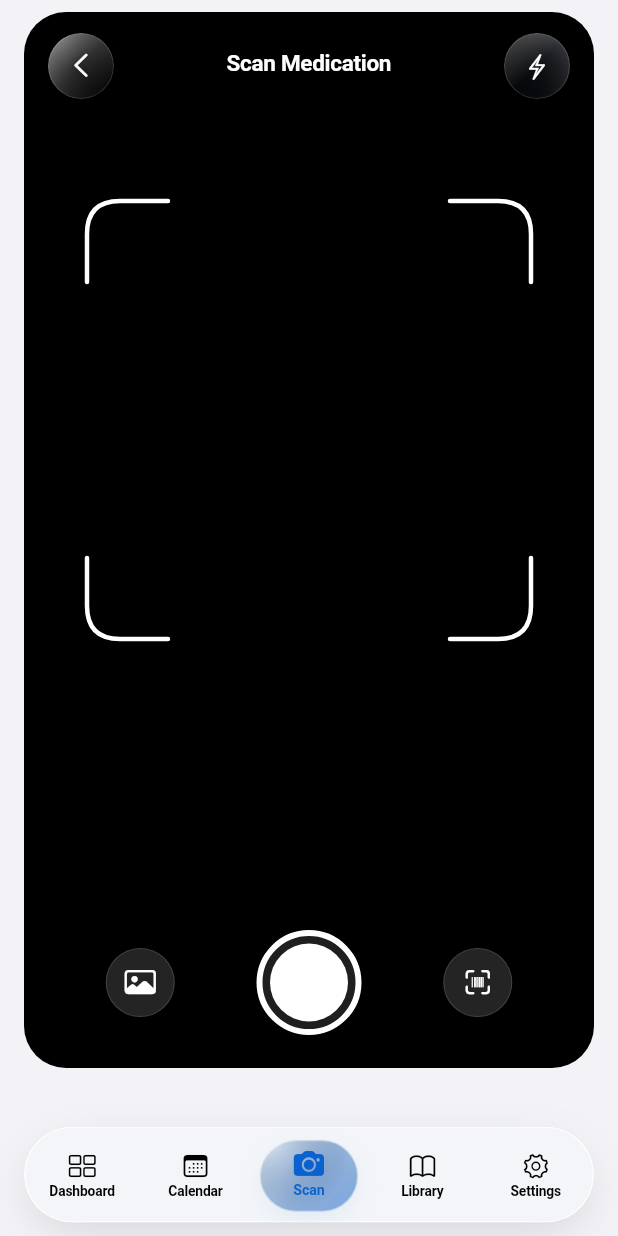
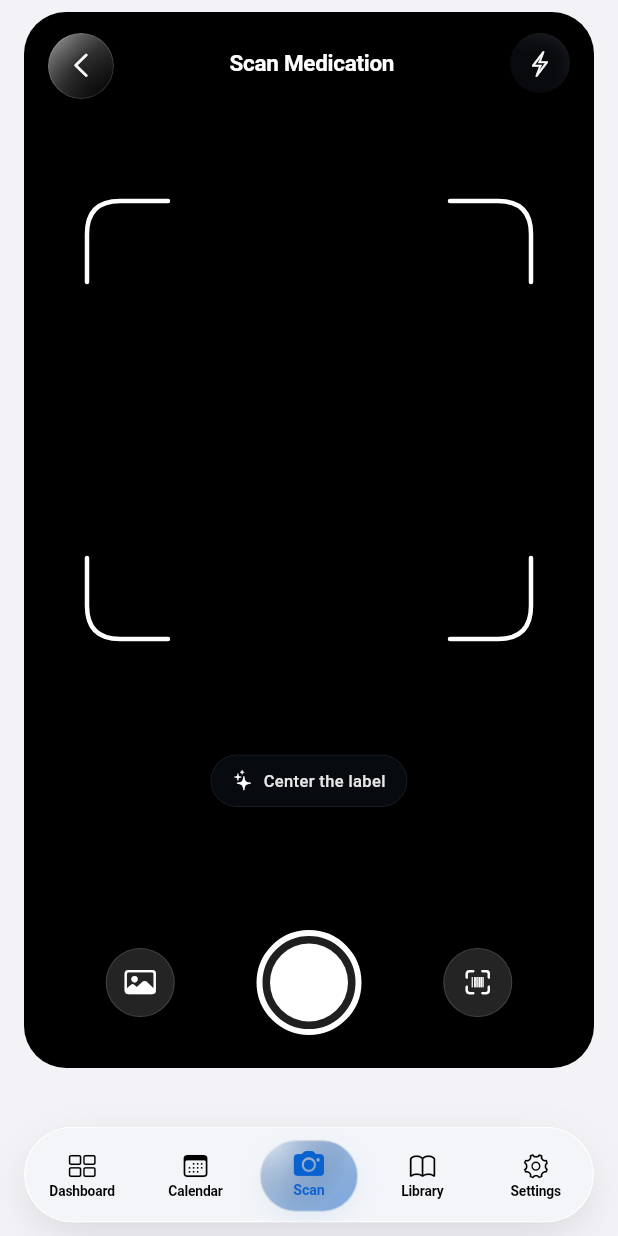
Before and after one commit to jwu-88/Mediary, a Flutter app: the screen it shows once a user with an empty profile is signed in, item 3 of the bottom bar chosen, on a phone screen of 412 x 824 dp. Run offline on Flutter 3.47's test engine with Material 3 defaults, Android fonts, the phone set to English and light mode, and no system bars; our stand-ins replace cloud_firestore, firebase_auth, firebase_core, google_sign_in, permission_handler, web; missing offline and left inert: dart:js_interop, dart:ui_web; accounts and stored records are empty.

Commit message:
chore: merge local web-perf tweaks with upstream scanner rewrite
Resolve scanner_screens.dart conflicts in favor of the WebAwareBlur-based
surfaces (avoids BackdropFilter on web) while keeping upstream's structural
changes.

```diff
--- a/lib/add_medication_screen.dart
+++ b/lib/add_medication_screen.dart
@@ -1,4 +1,3 @@
-import 'dart:ui';
 
 import 'package:flutter/cupertino.dart';
 import 'package:flutter/material.dart';
@@ -393,8 +392,8 @@
           ),
           child: ClipRRect(
             borderRadius: BorderRadius.circular(25),
-            child: BackdropFilter(
-              filter: ImageFilter.blur(sigmaX: 22, sigmaY: 22),
+            child: WebAwareBlur(
+              sigma: 22,
               child: AnimatedContainer(
                 duration: reduceMotion
                     ? Duration.zero
--- a/lib/app_interactions.dart
+++ b/lib/app_interactions.dart
@@ -1,8 +1,30 @@
 import 'dart:async';
+import 'dart:ui';
 
 import 'package:flutter/foundation.dart';
 import 'package:flutter/material.dart';
 import 'package:flutter/services.dart';
+
+/// A backdrop blur that is skipped on web.
+///
+/// `BackdropFilter` forces a `saveLayer` + backdrop read every frame. On the
+/// CanvasKit/Skwasm web renderer this is a major source of jank, so web falls
+/// back to the surrounding gradient/tint alone (matching the native design).
+class WebAwareBlur extends StatelessWidget {
+  const WebAwareBlur({super.key, required this.sigma, required this.child});
+
+  final double sigma;
+  final Widget child;
+
+  @override
+  Widget build(BuildContext context) {
+    if (kIsWeb) return child;
+    return BackdropFilter(
+      filter: ImageFilter.blur(sigmaX: sigma, sigmaY: sigma),
+      child: child,
+    );
+  }
+}
 
 /// The kind of native tactile response produced by an [AppPressable].
 enum AppHapticKind { none, selection, primaryAction }
--- a/lib/app_theme.dart
+++ b/lib/app_theme.dart
@@ -75,7 +75,7 @@
 
 abstract final class AppTheme {
   /// Keeps palette and brightness changes calm enough to read as one motion.
-  static const transitionDuration = Duration(milliseconds: 420);
+  static const transitionDuration = Duration(milliseconds: 200);
   static const transitionCurve = Curves.easeInOutCubic;
 
   static final ThemeData light = lightFor(AppAccentColor.blue);
--- a/lib/library_screens.dart
+++ b/lib/library_screens.dart
@@ -1,4 +1,3 @@
-import 'dart:ui';
 
 import 'package:flutter/cupertino.dart';
 import 'package:flutter/material.dart';
@@ -1366,8 +1365,8 @@
   Widget build(BuildContext context) {
     final colors = Theme.of(context).colorScheme;
     return ClipRect(
-      child: BackdropFilter(
-        filter: ImageFilter.blur(sigmaX: 20, sigmaY: 20),
+      child: WebAwareBlur(
+        sigma: 20,
         child: Container(
           padding: EdgeInsets.fromLTRB(16, 10, 16, bottomPadding + 10),
           decoration: BoxDecoration(
--- a/lib/liquid_glass_back_button.dart
+++ b/lib/liquid_glass_back_button.dart
@@ -1,4 +1,3 @@
-import 'dart:ui';
 
 import 'package:flutter/cupertino.dart';
 import 'package:flutter/material.dart';
@@ -74,8 +73,8 @@
                 ],
               ),
               child: ClipOval(
-                child: BackdropFilter(
-                  filter: ImageFilter.blur(sigmaX: 20, sigmaY: 20),
+                child: WebAwareBlur(
+                  sigma: 20,
                   child: DecoratedBox(
                     decoration: BoxDecoration(
                       shape: BoxShape.circle,
--- a/lib/main.dart
+++ b/lib/main.dart
@@ -186,6 +186,21 @@
   ThemeMode _appearanceMode = ThemeMode.system;
   AppAccentColor _accentColor = AppAccentColor.blue;
 
+  // Themes are expensive to build (ColorScheme.fromSeed + ~40 sub-themes).
+  // Cache them so a setState for appearance/accent does not rebuild both
+  // ThemeData trees on every frame of the theme transition.
+  late ThemeData _lightTheme = AppTheme.lightFor(_accentColor);
+  late ThemeData _darkTheme = AppTheme.darkFor(_accentColor);
+
+  void _setAccentColor(AppAccentColor accent) {
+    if (accent == _accentColor) return;
+    setState(() {
+      _accentColor = accent;
+      _lightTheme = AppTheme.lightFor(accent);
+      _darkTheme = AppTheme.darkFor(accent);
+    });
+  }
+
   bool get _reduceMotion => WidgetsBinding
       .instance
       .platformDispatcher
@@ -214,8 +229,8 @@
     return MaterialApp(
       title: 'Mediary',
       debugShowCheckedModeBanner: false,
-      theme: AppTheme.lightFor(_accentColor),
-      darkTheme: AppTheme.darkFor(_accentColor),
+      theme: _lightTheme,
+      darkTheme: _darkTheme,
       themeMode: _appearanceMode,
       themeAnimationDuration: _reduceMotion
           ? Duration.zero
@@ -230,9 +245,7 @@
           setState(() => _appearanceMode = mode);
         },
         accentColor: _accentColor,
-        onAccentColorChanged: (accent) {
-          setState(() => _accentColor = accent);
-        },
+        onAccentColorChanged: _setAccentColor,
       ),
     );
   }
@@ -1130,6 +1143,7 @@
 
 class _AuthenticatedHomeState extends State<AuthenticatedHome> {
   int _selectedIndex = 0;
+  final Set<int> _visitedDestinations = {0};
   bool _showScanResult = false;
   CameraAccessState _cameraAccess = CameraAccessState.notRequested;
   String? _appliedPreferenceSignature;
@@ -1182,6 +1196,7 @@
   void _selectDestination(int index) {
     setState(() {
       _selectedIndex = index;
+      _visitedDestinations.add(index);
       if (index == 2) _showScanResult = false;
     });
     if (index == 2 && _cameraAccess == CameraAccessState.notRequested) {
@@ -1626,14 +1641,25 @@
 
   @override
   Widget build(BuildContext context) {
+    // Only build a destination once it has been visited. IndexedStack keeps
+    // every child mounted and rebuilds all of them on each frame (e.g. during
+    // the theme transition), so deferring unseen screens cuts that cost.
+    Widget lazy(int index, Widget Function(BuildContext) build) =>
+        _visitedDestinations.contains(index)
+        ? build(context)
+        : const SizedBox.shrink();
+
     final pages = IndexedStack(
       index: _selectedIndex,
       children: [
-        _buildDashboard(context),
-        _buildCalendar(context),
-        TickerMode(enabled: _selectedIndex == 2, child: _buildScanner(context)),
-        _buildLibrary(context),
-        _buildSettings(context),
+        lazy(0, _buildDashboard),
+        lazy(1, _buildCalendar),
+        TickerMode(
+          enabled: _selectedIndex == 2,
+          child: lazy(2, _buildScanner),
+        ),
+        lazy(3, _buildLibrary),
+        lazy(4, _buildSettings),
       ],
     );
 
--- a/lib/scanner_screens.dart
+++ b/lib/scanner_screens.dart
@@ -1,5 +1,4 @@
 import 'dart:async';
-import 'dart:ui';
 
 import 'package:flutter/cupertino.dart';
 import 'package:flutter/foundation.dart';
@@ -274,6 +273,81 @@
                                         ),
                                       ),
                                     ],
+                                  ),
+                                ),
+                              ),
+                              Positioned(
+                                left: 52,
+                                right: 52,
+                                bottom: 174,
+                                child: Center(
+                                  child: ClipRRect(
+                                    borderRadius: BorderRadius.circular(99),
+                                    child: WebAwareBlur(
+                                      sigma: 10,
+                                      child: AnimatedContainer(
+                                        duration: const Duration(
+                                          milliseconds: 180,
+                                        ),
+                                        padding: const EdgeInsets.symmetric(
+                                          horizontal: 14,
+                                          vertical: 10,
+                                        ),
+                                        decoration: BoxDecoration(
+                                          color: const Color(0xFF0C1119)
+                                              .withValues(alpha: .58),
+                                          borderRadius: BorderRadius.circular(
+                                            99,
+                                          ),
+                                          border: Border.all(
+                                            color: Colors.white.withValues(
+                                              alpha: .12,
+                                            ),
+                                            width: .5,
+                                          ),
+                                        ),
+                                        child: Row(
+                                          mainAxisSize: MainAxisSize.min,
+                                          mainAxisAlignment:
+                                              MainAxisAlignment.center,
+                                          children: [
+                                            if (_isAnalyzing)
+                                              const SizedBox.square(
+                                                dimension: 14,
+                                                child:
+                                                    CircularProgressIndicator(
+                                                      strokeWidth: 1.8,
+                                                      color: Colors.white,
+                                                    ),
+                                              )
+                                            else
+                                              const Icon(
+                                                CupertinoIcons.sparkles,
+                                                color: Colors.white,
+                                                size: 14,
+                                              ),
+                                            const SizedBox(width: 7),
+                                            Flexible(
+                                              child: Text(
+                                                _isAnalyzing
+                                                    ? 'Analyzing…'
+                                                    : _barcodeMode
+                                                    ? 'Center the barcode'
+                                                    : 'Center the label',
+                                                textAlign: TextAlign.center,
+                                                maxLines: 2,
+                                                style: const TextStyle(
+                                                  color: Color(0xE6FFFFFF),
+                                                  fontSize: 11,
+                                                  height: 1.25,
+                                                  fontWeight: FontWeight.w500,
+                                                ),
+                                              ),
+                                            ),
+                                          ],
+                                        ),
+                                      ),
+                                    ),
                                   ),
                                 ),
                               ),
@@ -566,49 +640,24 @@
       child: Semantics(
         button: true,
         label: label,
-        child: SizedBox.square(
-          dimension: 44,
         child: ClipOval(
-            child: BackdropFilter(
-              filter: ImageFilter.blur(sigmaX: 20, sigmaY: 20),
-              child: DecoratedBox(
-                decoration: BoxDecoration(
-                  shape: BoxShape.circle,
-                  gradient: LinearGradient(
-                    begin: Alignment.topLeft,
-                    end: Alignment.bottomRight,
-                    colors: isSelected
-                        ? [
-                            colors.primary.withValues(alpha: .72),
-                            colors.primary.withValues(alpha: .34),
-                            const Color(0x66101720),
-                          ]
-                        : [
-                            Colors.white.withValues(alpha: .16),
-                            const Color(0x54151A23),
-                            const Color(0x6B080B10),
-                          ],
-                  ),
-                  border: Border.all(
-                    color: Colors.white.withValues(
-                      alpha: isSelected ? .28 : .16,
-                    ),
-                    width: .7,
-                  ),
-                ),
+          child: WebAwareBlur(
+            sigma: 12,
             child: CupertinoButton(
               padding: EdgeInsets.zero,
-                  minimumSize: const Size.square(44),
+              minimumSize: const Size.square(40),
               onPressed: () {
                 unawaited(AppHaptics.selection());
                 onPressed();
               },
+              color: isSelected
+                  ? colors.primary.withValues(alpha: .69)
+                  : const Color(0x7A10141D),
+              borderRadius: BorderRadius.circular(99),
               child: Icon(
                 icon,
                 color: isSelected ? colors.onPrimary : Colors.white,
                 size: 18,
-                  ),
-                ),
               ),
             ),
           ),
@@ -1070,22 +1119,21 @@
                     ),
                   ],
                 ),
-                Positioned(
-                  left: 0,
-                  right: 0,
-                  bottom: widget.bottomNavigationInset,
-                  child: ClipRect(
-                    child: BackdropFilter(
-                      filter: ImageFilter.blur(sigmaX: 20, sigmaY: 20),
+                ClipRect(
+                  child: WebAwareBlur(
+                    sigma: 20,
                     child: Container(
-                        padding: const EdgeInsets.fromLTRB(16, 10, 16, 10),
+                      padding: EdgeInsets.fromLTRB(
+                        16,
+                        10,
+                        16,
+                        MediaQuery.paddingOf(context).bottom +
+                            widget.bottomNavigationInset,
+                      ),
                       decoration: BoxDecoration(
                         color: palette.actionMaterial,
                         border: Border(
-                            top: BorderSide(
-                              color: palette.separator,
-                              width: .5,
-                            ),
+                          top: BorderSide(color: palette.separator, width: .5),
                         ),
                       ),
                       child: SizedBox(
@@ -1116,10 +1164,7 @@
                             size: 18,
                           ),
                           label: Text(
-                              _isAdded
-                                  ? 'Added to Calendar'
-                                  : 'Add to Calendar',
-                            ),
+                            _isAdded ? 'Added to Calendar' : 'Add to Calendar',
                           ),
                         ),
                       ),
```
Lines whose indentation alone changed are shown as unchanged.
